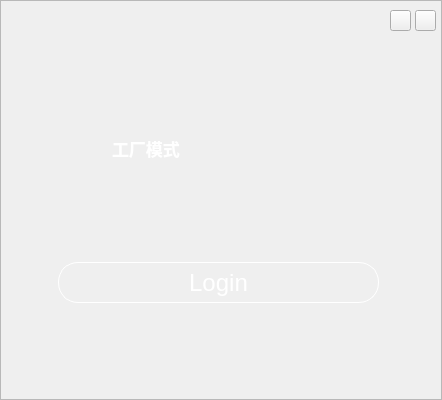
First picture: the form in InterfacialDesign/Login/loginform.ui, repository xb985547608/VIDICON, before the edit.
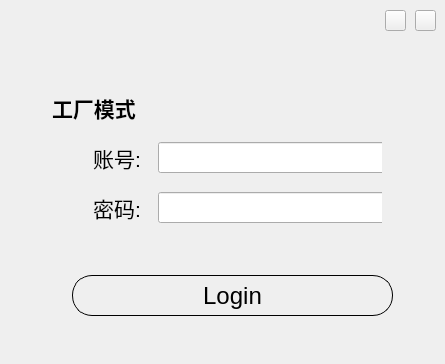
Second picture: the form after the edit. Icons and pictures are not drawn.

Diff of the .ui file:
```diff
--- a/InterfacialDesign/Login/loginform.ui
+++ b/InterfacialDesign/Login/loginform.ui
@@ -6,60 +6,33 @@
    <rect>
     <x>0</x>
     <y>0</y>
-    <width>442</width>
-    <height>400</height>
+    <width>445</width>
+    <height>364</height>
    </rect>
   </property>
+  <property name="minimumSize">
+   <size>
+    <width>445</width>
+    <height>364</height>
+   </size>
+  </property>
+  <property name="maximumSize">
+   <size>
+    <width>445</width>
+    <height>364</height>
+   </size>
+  </property>
   <property name="windowTitle">
    <string>Form</string>
   </property>
   <property name="styleSheet">
    <string notr="true"/>
   </property>
-  <layout class="QHBoxLayout" name="horizontalLayout">
-   <property name="spacing">
-    <number>0</number>
-   </property>
-   <property name="leftMargin">
-    <number>0</number>
-   </property>
-   <property name="topMargin">
-    <number>0</number>
-   </property>
-   <property name="rightMargin">
-    <number>0</number>
-   </property>
-   <property name="bottomMargin">
-    <number>0</number>
-   </property>
-   <item>
-    <widget class="QFrame" name="frame">
-     <property name="minimumSize">
-      <size>
-       <width>442</width>
-       <height>400</height>
-      </size>
-     </property>
-     <property name="maximumSize">
-      <size>
-       <width>442</width>
-       <height>400</height>
-      </size>
-     </property>
-     <property name="styleSheet">
-      <string notr="true">border-image:url(:/images/login-Background.png);</string>
-     </property>
-     <property name="frameShape">
-      <enum>QFrame::StyledPanel</enum>
-     </property>
-     <property name="frameShadow">
-      <enum>QFrame::Raised</enum>
-     </property>
      <widget class="QPushButton" name="btnLogin">
       <property name="geometry">
        <rect>
-        <x>58</x>
-        <y>262</y>
+     <x>72</x>
+     <y>275</y>
         <width>321</width>
         <height>41</height>
        </rect>
@@ -72,9 +45,9 @@
       <property name="styleSheet">
        <string notr="true">
 QPushButton{
-color:white;
+color:black;
 border-image:url();
-border:1px solid white;
+border:1px solid black;
 border-radius:20px
 }
 
@@ -91,7 +64,7 @@
      <widget class="QPushButton" name="btnMinimize">
       <property name="geometry">
        <rect>
-        <x>390</x>
+     <x>385</x>
         <y>10</y>
         <width>21</width>
         <height>21</height>
@@ -133,39 +106,143 @@
      <widget class="QLabel" name="lblHint">
       <property name="geometry">
        <rect>
-        <x>138</x>
-        <y>226</y>
-        <width>161</width>
+     <x>100</x>
+     <y>236</y>
+     <width>261</width>
         <height>31</height>
        </rect>
       </property>
       <property name="font">
        <font>
-        <pointsize>13</pointsize>
+     <pointsize>16</pointsize>
        </font>
       </property>
       <property name="styleSheet">
-       <string notr="true">border-image:url();
-background-color:transparent;
-border:0px;
-color:red
-</string>
+    <string notr="true">color:red</string>
       </property>
       <property name="text">
-       <string>&lt;html&gt;&lt;head/&gt;&lt;body&gt;&lt;p&gt;&lt;br/&gt;&lt;/p&gt;&lt;/body&gt;&lt;/html&gt;</string>
+    <string/>
       </property>
       <property name="alignment">
        <set>Qt::AlignCenter</set>
       </property>
      </widget>
+  <widget class="QWidget" name="layoutWidget">
+   <property name="geometry">
+    <rect>
+     <x>80</x>
+     <y>140</y>
+     <width>302</width>
+     <height>85</height>
+    </rect>
+   </property>
+   <layout class="QVBoxLayout" name="verticalLayout">
+    <property name="spacing">
+     <number>17</number>
+    </property>
+    <item>
+     <layout class="QHBoxLayout" name="horizontalLayout">
+      <item>
+       <widget class="QLabel" name="label_3">
+        <property name="minimumSize">
+         <size>
+          <width>61</width>
+          <height>31</height>
+         </size>
+        </property>
+        <property name="maximumSize">
+         <size>
+          <width>61</width>
+          <height>31</height>
+         </size>
+        </property>
+        <property name="font">
+         <font>
+          <pointsize>16</pointsize>
+         </font>
+        </property>
+        <property name="text">
+         <string>账号:</string>
+        </property>
+        <property name="alignment">
+         <set>Qt::AlignRight|Qt::AlignTrailing|Qt::AlignVCenter</set>
+        </property>
+       </widget>
+      </item>
+      <item>
+       <widget class="QLineEdit" name="user">
+        <property name="minimumSize">
+         <size>
+          <width>231</width>
+          <height>31</height>
+         </size>
+        </property>
+        <property name="maximumSize">
+         <size>
+          <width>231</width>
+          <height>31</height>
+         </size>
+        </property>
+        <property name="font">
+         <font>
+          <pointsize>16</pointsize>
+         </font>
+        </property>
+        <property name="styleSheet">
+         <string notr="true"/>
+        </property>
+        <property name="text">
+         <string/>
+        </property>
+        <property name="echoMode">
+         <enum>QLineEdit::Normal</enum>
+        </property>
+       </widget>
+      </item>
+     </layout>
+    </item>
+    <item>
+     <layout class="QHBoxLayout" name="horizontalLayout_2">
+      <item>
+       <widget class="QLabel" name="label_2">
+        <property name="minimumSize">
+         <size>
+          <width>61</width>
+          <height>31</height>
+         </size>
+        </property>
+        <property name="maximumSize">
+         <size>
+          <width>61</width>
+          <height>31</height>
+         </size>
+        </property>
+        <property name="font">
+         <font>
+          <pointsize>16</pointsize>
+         </font>
+        </property>
+        <property name="text">
+         <string>密码:</string>
+        </property>
+        <property name="alignment">
+         <set>Qt::AlignRight|Qt::AlignTrailing|Qt::AlignVCenter</set>
+        </property>
+       </widget>
+      </item>
+      <item>
      <widget class="QLineEdit" name="password">
-      <property name="geometry">
-       <rect>
-        <x>145</x>
-        <y>186</y>
+        <property name="minimumSize">
+         <size>
         <width>231</width>
         <height>31</height>
-       </rect>
+         </size>
+        </property>
+        <property name="maximumSize">
+         <size>
+          <width>231</width>
+          <height>31</height>
+         </size>
       </property>
       <property name="font">
        <font>
@@ -173,11 +250,7 @@
        </font>
       </property>
       <property name="styleSheet">
-       <string notr="true">border-image:url();
-background-color:transparent;
-border:0px;
-color:white
-</string>
+         <string notr="true"/>
       </property>
       <property name="text">
        <string/>
@@ -186,58 +259,60 @@
        <enum>QLineEdit::Normal</enum>
       </property>
      </widget>
-     <widget class="QWidget" name="sbFactoryMode" native="true">
-      <property name="geometry">
-       <rect>
-        <x>199</x>
-        <y>131</y>
-        <width>94</width>
-        <height>35</height>
-       </rect>
-      </property>
-      <property name="minimumSize">
-       <size>
-        <width>94</width>
-        <height>35</height>
-       </size>
-      </property>
-      <property name="maximumSize">
-       <size>
-        <width>94</width>
-        <height>35</height>
-       </size>
-      </property>
-      <property name="styleSheet">
-       <string notr="true">border-image:url()</string>
-      </property>
+      </item>
+     </layout>
+    </item>
+   </layout>
      </widget>
      <widget class="QLabel" name="label">
       <property name="geometry">
        <rect>
-        <x>112</x>
-        <y>133</y>
-        <width>72</width>
+     <x>52</x>
+     <y>93</y>
+     <width>101</width>
         <height>30</height>
        </rect>
       </property>
       <property name="font">
        <font>
-        <pointsize>13</pointsize>
+     <pointsize>16</pointsize>
         <weight>75</weight>
         <bold>true</bold>
        </font>
       </property>
       <property name="styleSheet">
        <string notr="true">border-image:url();
-color:white</string>
+color:black</string>
       </property>
       <property name="text">
        <string>工厂模式</string>
       </property>
      </widget>
-    </widget>
-   </item>
-  </layout>
+  <widget class="QWidget" name="sbFactoryMode" native="true">
+   <property name="geometry">
+    <rect>
+     <x>159</x>
+     <y>91</y>
+     <width>94</width>
+     <height>35</height>
+    </rect>
+   </property>
+   <property name="minimumSize">
+    <size>
+     <width>94</width>
+     <height>35</height>
+    </size>
+   </property>
+   <property name="maximumSize">
+    <size>
+     <width>94</width>
+     <height>35</height>
+    </size>
+   </property>
+   <property name="styleSheet">
+    <string notr="true">border-image:url()</string>
+   </property>
+  </widget>
  </widget>
  <tabstops>
   <tabstop>btnLogin</tabstop>
```
Left out of the diff: 3 changed lines with no effect on the pictures. Lines whose indentation alone changed are shown as unchanged.
